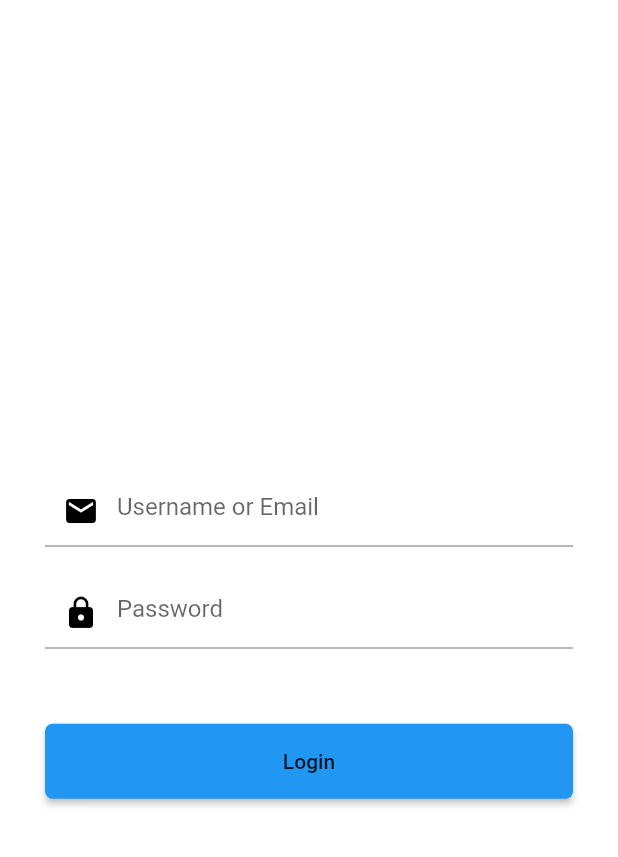
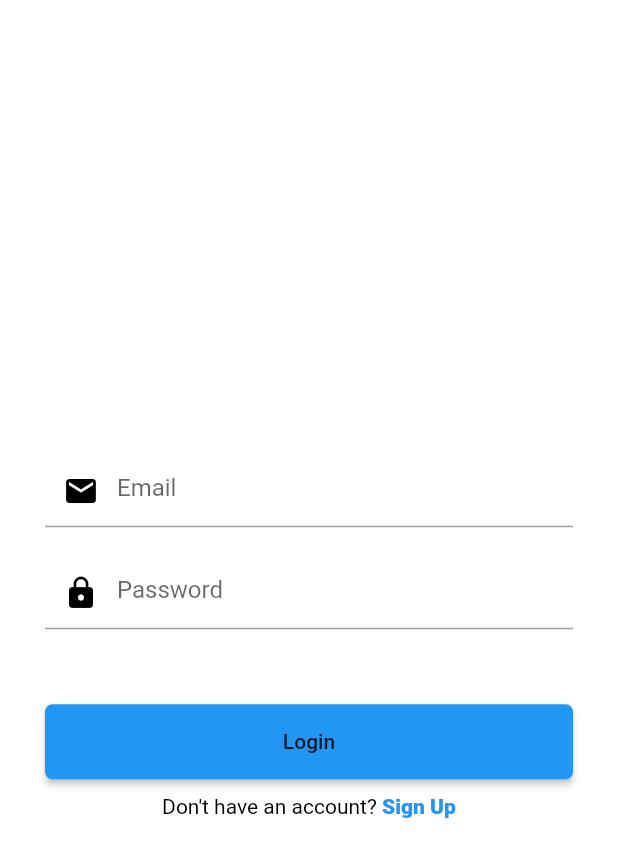
Before and after one commit to santhosh-1992/login_challenge, a Flutter app: the screen it shows after launch, on a phone screen of 412 x 824 dp. Shown: the top 857 px of the screen. Run offline on Flutter 3.47's test engine with Material 2 defaults, Android fonts, the phone set to English and light mode, and no system bars; our stand-ins replace get, mask_text_input_formatter.

Commit message:
Adding Signup screen

```diff
--- a/lib/controllers/home_controller.dart
+++ b/lib/controllers/validation_controller.dart
@@ -1,17 +1,30 @@
 import 'package:flutter/material.dart';
 import 'package:get/get.dart';
 
-class HomeController extends GetxController {
+class ValidationController extends GetxController {
   final GlobalKey<FormState> loginFormKey = GlobalKey<FormState>();
-  late TextEditingController emailController, passwordController;
+  final GlobalKey<FormState> signUpFormKey = GlobalKey<FormState>();
+  late TextEditingController emailController,
+      passwordController,
+      firstNameController,
+      lastNameController,
+      phoneController;
   var email = '';
+  var signupEmail = '';
   var password = '';
+  var signuppassword = '';
+  var firstName = '';
+  var lastName = '';
+  var phone = '';
   @override
   void onInit() {
     // TODO: implement onInit
     super.onInit();
     emailController = TextEditingController();
     passwordController = TextEditingController();
+    firstNameController = TextEditingController();
+    lastNameController = TextEditingController();
+    phoneController = TextEditingController();
   }
 
   @override
@@ -31,6 +44,27 @@ class HomeController extends GetxController {
   validateEmail(String value) {
     if (!GetUtils.isEmail(value)) {
       return 'Provide valid Email';
+    }
+    return null;
+  }
+
+  validateFirstname(String value) {
+    if (value.length < 4) {
+      return 'invalid name';
+    }
+    return null;
+  }
+
+  validateLaststname(String value) {
+    if (value.length < 4) {
+      return 'invalid name';
+    }
+    return null;
+  }
+
+  validatePhone(String value) {
+    if (!GetUtils.isPhoneNumber(value)) {
+      return 'Provide valid Phone Number';
     }
     return null;
   }
@@ -59,4 +93,12 @@ class HomeController extends GetxController {
     }
     loginFormKey.currentState!.save();
   }
+
+  void signUp() {
+    final isValid = signUpFormKey.currentState!.validate();
+    if (!isValid) {
+      return;
+    }
+    signUpFormKey.currentState!.save();
+  }
 }
--- a/lib/main.dart
+++ b/lib/main.dart
@@ -1,6 +1,8 @@
 import 'package:flutter/material.dart';
+import 'package:get/get.dart';
 import 'package:login_challenge/routes.dart';
 import 'package:login_challenge/screens/login.dart';
+import 'package:login_challenge/screens/sign_up.dart';
 import 'package:login_challenge/utils/constants.dart';
 
 void main() {
@@ -13,13 +15,18 @@ class MyApp extends StatelessWidget {
   // This widget is the root of your application.
   @override
   Widget build(BuildContext context) {
-    return MaterialApp(
+    return GetMaterialApp(
       title: 'Flutter Demo',
       debugShowCheckedModeBanner: false,
       theme: ThemeData(
           primaryColor: kprimaryColor, scaffoldBackgroundColor: Colors.white),
       routes: routes,
-      initialRoute: Login.routeName,
+      // initialRoute: Login(),
+      home: Login(),
+      getPages: [
+        GetPage(name: '/', page: () => Login()),
+        GetPage(name: '/signup', page: () => SignUp()),
+      ],
     );
   }
 }
--- a/lib/screens/login.dart
+++ b/lib/screens/login.dart
@@ -1,6 +1,7 @@
+import 'package:flutter/gestures.dart';
 import 'package:flutter/material.dart';
 import 'package:get/get.dart';
-import 'package:login_challenge/controllers/home_controller.dart';
+import 'package:login_challenge/controllers/validation_controller.dart';
 import 'package:login_challenge/utils/from_constant_widget.dart';
 
 class Login extends StatefulWidget {
@@ -12,7 +13,7 @@ class Login extends StatefulWidget {
 }
 
 class _LoginState extends State<Login> {
-  final controller = Get.put(HomeController());
+  final controller = Get.put(ValidationController());
   doLogin() => {controller.checkLogin()};
   @override
   Widget build(BuildContext context) {
@@ -39,8 +40,7 @@ class _LoginState extends State<Login> {
                   },
                   autofocus: false,
                   keyboardType: TextInputType.emailAddress,
-                  decoration:
-                      formInputDecoration('Username or Email', Icons.email),
+                  decoration: formInputDecoration('Email', Icons.email),
                 ),
                 SizedBox(
                   height: 20,
@@ -61,7 +61,30 @@ class _LoginState extends State<Login> {
                 SizedBox(
                   height: 50,
                 ),
-                formButton('Login', doLogin)
+                formButton('Login', doLogin),
+                SizedBox(
+                  height: 10,
+                ),
+                RichText(
+                  text: TextSpan(
+                      text: "Don't have an account? ",
+                      style: TextStyle(
+                        color: Colors.black,
+                      ),
+                      children: [
+                        TextSpan(
+                          text: "Sign Up",
+                          style: TextStyle(
+                            color: Colors.blue,
+                            fontWeight: FontWeight.w800,
+                          ),
+                          recognizer: TapGestureRecognizer()
+                            ..onTap = () {
+                              Get.toNamed("/signup");
+                            },
+                        ),
+                      ]),
+                )
               ],
             ),
           ),
--- a/pubspec.yaml
+++ b/pubspec.yaml
@@ -17,6 +17,7 @@ dependencies:
   # Use with the CupertinoIcons class for iOS style icons.
   cupertino_icons: ^1.0.2
   get: ^4.3.8
+  mask_text_input_formatter: ^2.0.0
 
 dev_dependencies:
   flutter_test:
```
Also changed, not shown: lib/screens/sign_up.dart (added, +125 -0 lines).
